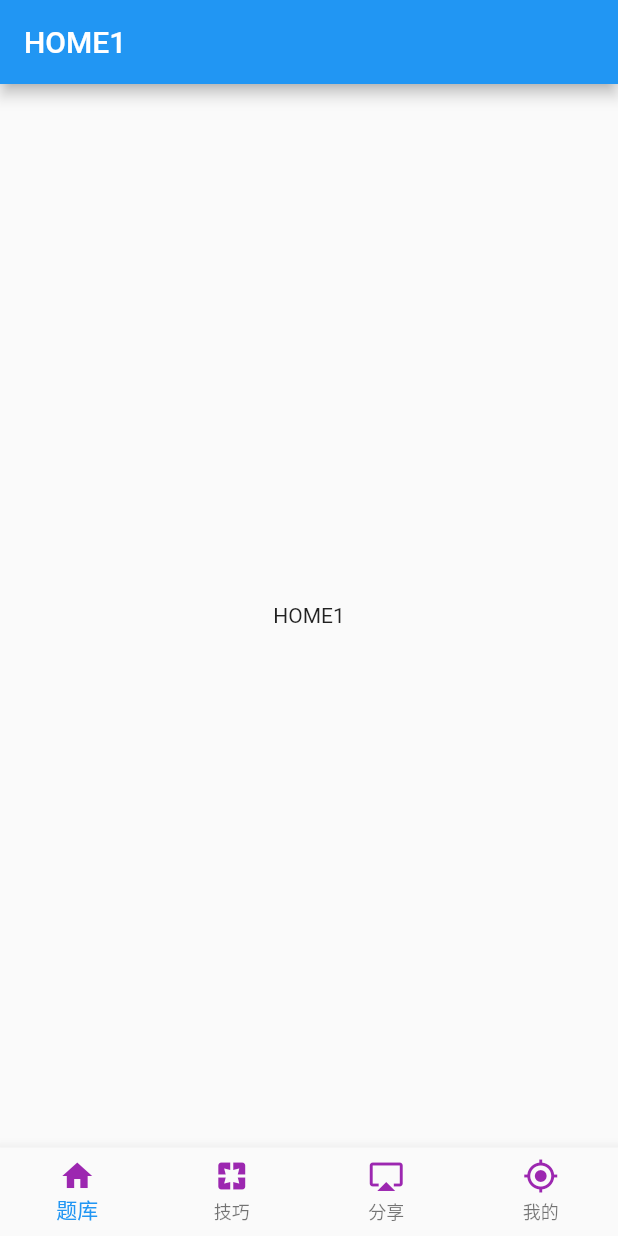
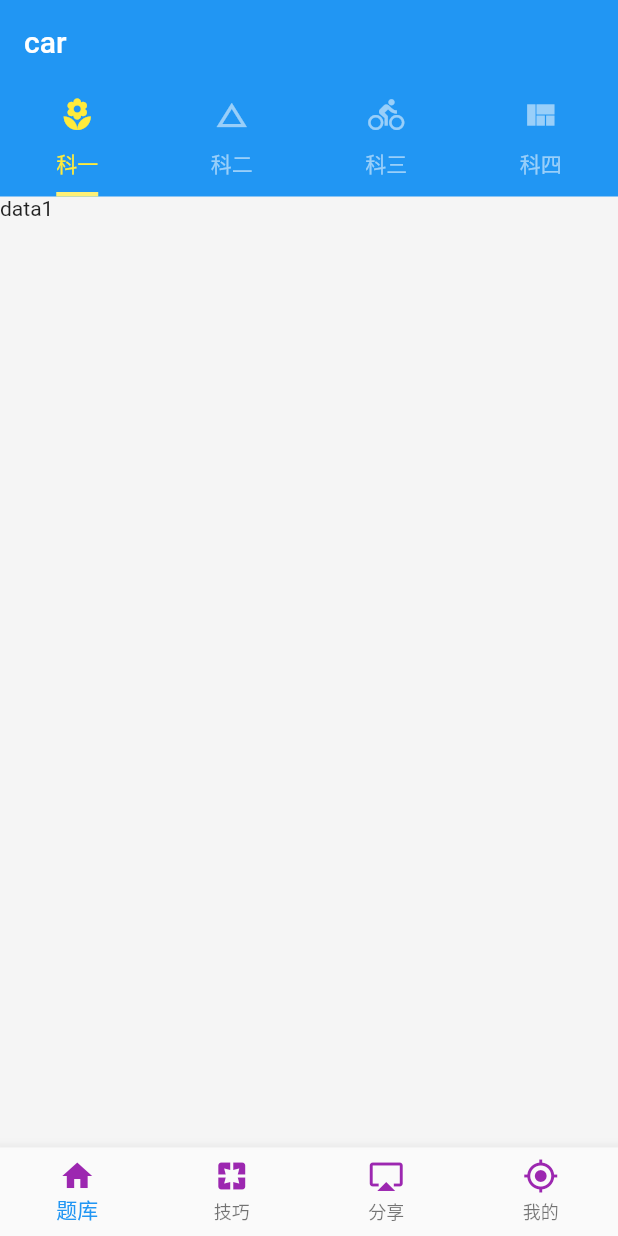
Before and after one commit to aboutmydreams/chaolong, a Flutter app: the screen it shows after launch, on a phone screen of 412 x 824 dp. Run offline on Flutter 3.47's test engine with Material 2 defaults, Android fonts, the phone set to English and light mode, and no system bars; our stand-ins replace dio.

Commit message:
add UI home

```diff
--- a/lib/pages/home_screen.dart
+++ b/lib/pages/home_screen.dart
@@ -3,13 +3,68 @@ import 'package:flutter/material.dart';
 class HomeScreen extends StatelessWidget {
   @override
   Widget build(BuildContext context) {
-    return Scaffold(
-      appBar:AppBar(
-        title: Text('HOME1'),
+    return DefaultTabController(
+      length: 4,
+      child: Scaffold(
+        backgroundColor: Colors.grey[100],
+        appBar: AppBar(
+          title: Text('car'),
+          textTheme:TextTheme(),
+          // actions: <Widget>[
+          //   IconButton(
+          //     icon: Icon(Icons.search),
+          //     tooltip: 'Search',
+          //     onPressed: () => debugPrint('Search button is pressed.'),
+          //   )
+          // ],
+          elevation: 0.0,
+          bottom: TabBar(
+            unselectedLabelColor: Colors.white54,
+            labelColor: Colors.yellow,
+            indicatorColor: Colors.yellow[300],
+            indicatorSize: TabBarIndicatorSize.label,
+            indicatorWeight: 3.0,
+            tabs: <Widget>[
+              Tab(text: '科一',icon: Icon(Icons.local_florist)),
+              Tab(text: '科二',icon: Icon(Icons.change_history)),
+              Tab(text: '科三',icon: Icon(Icons.directions_bike)),
+              Tab(text: '科四',icon: Icon(Icons.view_quilt)),
+            ],
+          ),
+        ),
+        body: TabBarView(
+          children: <Widget>[
+            //ListViewDemo(),
+            Container(child: Text('data1'),),
+            Container(child: Text('data2'),),
+            Container(child: Text('data3'),),
+            Container(child: Text('data4'),),
+            // Icon(Icons.change_history, size: 128.0, color: Colors.black12),
+            //BasicDemo(),
+            // Icon(Icons.directions_bike, size: 128.0, color: Colors.black12),
+            //LayoutDemo(),
+            //SliverDemo(),
+          ],
+        ),
+        // drawer: DrawerDemo(),
+        // bottomNavigationBar: BottomNavigationBarDemo(),
       ),
-      body:Center(
-        child: Text('HOME1'),
-      )
     );
   }
 }
+
+
+class Kemu{
+  var k1 = new Container(
+
+  );
+  var k2 = new Container(
+
+  );
+  var k3 = new Container(
+
+  );
+  var k4 = new Container(
+
+  );
+}
```
Also changed, not shown: lib/pages/my_screen.dart (+38 -26 lines), pubspec.lock, 1 other file.
